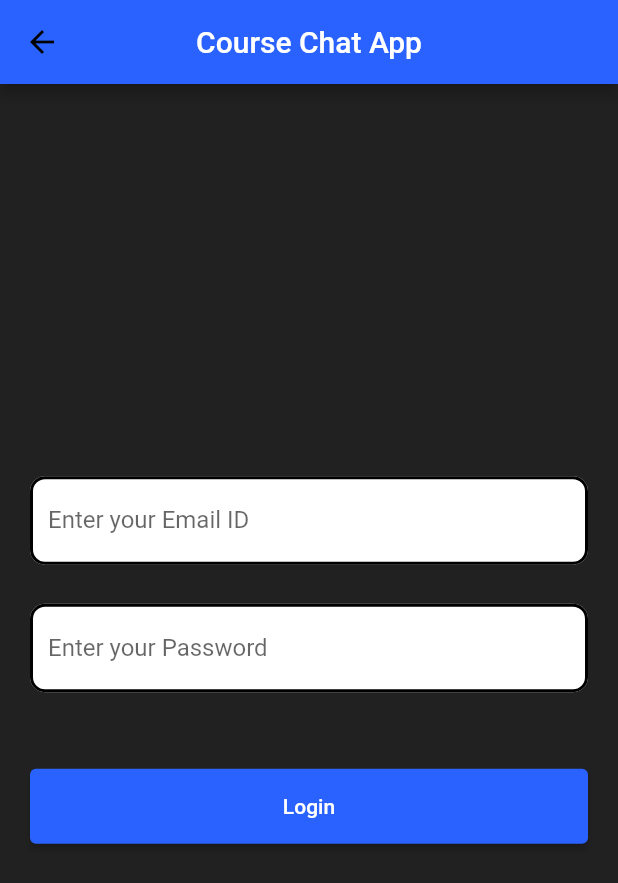
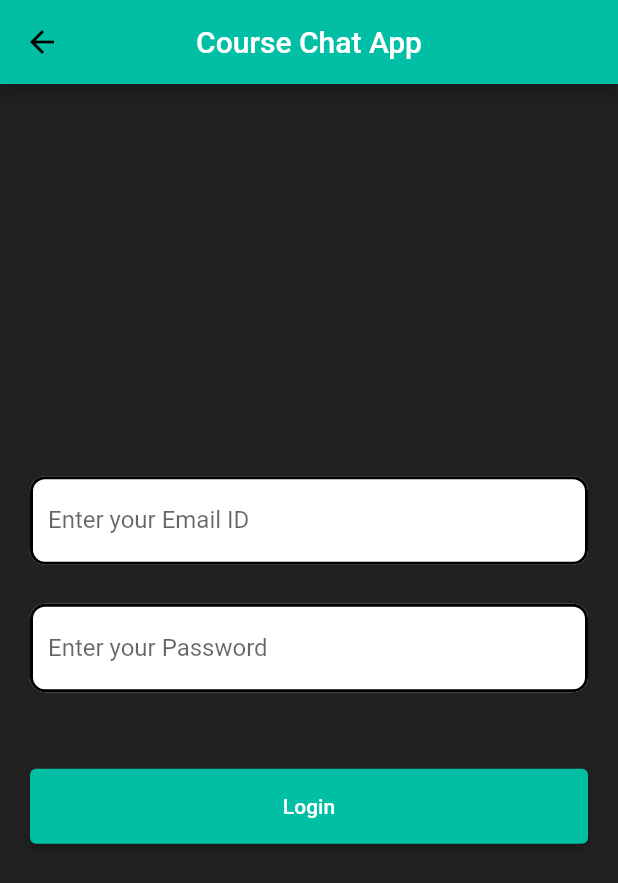
Before and after one commit to tusharbansal22/CS200-Chat-App, a Flutter app: the screen it shows after launch, after a tap on "Login", on a phone screen of 412 x 824 dp. Shown: the top 883 px of the screen. Run offline on Flutter 3.47's test engine with Material 2 defaults, Android fonts, the phone set to English and light mode, and no system bars; our stand-ins replace supabase_flutter; accounts and stored records are empty.

Commit message:
design 3

```diff
--- a/lib/screens/login.dart
+++ b/lib/screens/login.dart
@@ -21,7 +21,7 @@ class _LoginState extends State<Login> {
           style: TextStyle(color: Colors.white),
         ),
         centerTitle: true,
-        backgroundColor: Colors.blueAccent.shade700 ,
+        backgroundColor: Colors.tealAccent.shade700 ,
       ),
       body: Container(
         width: double.infinity,
@@ -87,7 +87,7 @@ class _LoginState extends State<Login> {
               // color: Colors.pinkAccent.shade700,
               child: ElevatedButton(
                 style: ElevatedButton.styleFrom(
-                    backgroundColor: Colors.blueAccent.shade700, fixedSize: Size(100, 40)),
+                    backgroundColor: Colors.tealAccent.shade700, fixedSize: Size(100, 40)),
                 onPressed: () async {
                   final AuthResponse res =
                       await supabase.auth.signInWithPassword(
--- a/lib/screens/logreg.dart
+++ b/lib/screens/logreg.dart
@@ -12,7 +12,7 @@ class _LogRegisterState extends State<LogRegister> {
   Widget build(BuildContext context) {
     return Scaffold(
       appBar: AppBar(
-        backgroundColor: Colors.blueAccent.shade700,
+        backgroundColor: Colors.tealAccent.shade700,
         title: Text("Course Chat App", style: TextStyle(color: Colors.white),),
         centerTitle: true,
       ),
@@ -36,7 +36,7 @@ class _LogRegisterState extends State<LogRegister> {
                     },
                     child: Text("Login", style: TextStyle(color: Colors.white),),
                     style: ElevatedButton.styleFrom(
-                      backgroundColor: Colors.blueAccent.shade700,
+                      backgroundColor: Colors.tealAccent.shade700,
                       textStyle: TextStyle(
                           color: Colors.white,
                           fontWeight: FontWeight.bold,
@@ -62,7 +62,7 @@ class _LogRegisterState extends State<LogRegister> {
                   },
                   child: Text("Register", style: TextStyle(color: Colors.white),),
                   style: ElevatedButton.styleFrom(
-                    backgroundColor: Colors.blueAccent.shade700,
+                    backgroundColor: Colors.tealAccent.shade700,
                     textStyle: const TextStyle(
                         color: Colors.white,
                         fontWeight: FontWeight.bold,
--- a/lib/screens/register.dart
+++ b/lib/screens/register.dart
@@ -23,7 +23,7 @@ class _RegisterScreenState extends State<RegisterScreen> {
             'Course Chat App',
             style: TextStyle(color: Colors.white),
           ),
-          backgroundColor: Colors.blueAccent.shade700,
+          backgroundColor: Colors.tealAccent.shade700,
           centerTitle: true,
         ),
         body: Container(
@@ -168,7 +168,7 @@ class _RegisterScreenState extends State<RegisterScreen> {
                     ;
                   },
                   style: ElevatedButton.styleFrom(
-                      backgroundColor: Colors.blueAccent.shade700, fixedSize: Size(100, 40)),
+                      backgroundColor: Colors.tealAccent.shade700, fixedSize: Size(100, 40)),
                   child: Text(
                     'Register',
                     style: TextStyle(color: Colors.white),
```
